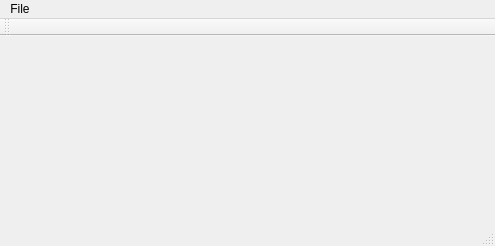
The window that mainwindow.ui (Vaskepug/newGraph) describes before a commit, drawn with Qt 5.
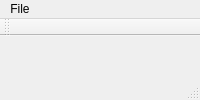
The same window after the commit.

The edit to the form file:
```diff
--- a/mainwindow.ui
+++ b/mainwindow.ui
@@ -2,14 +2,6 @@
 <ui version="4.0">
  <class>MainWindow</class>
  <widget class="QMainWindow" name="MainWindow">
-  <property name="geometry">
-   <rect>
-    <x>0</x>
-    <y>0</y>
-    <width>495</width>
-    <height>246</height>
-   </rect>
-  </property>
   <property name="windowTitle">
    <string>MainWindow</string>
   </property>
```
